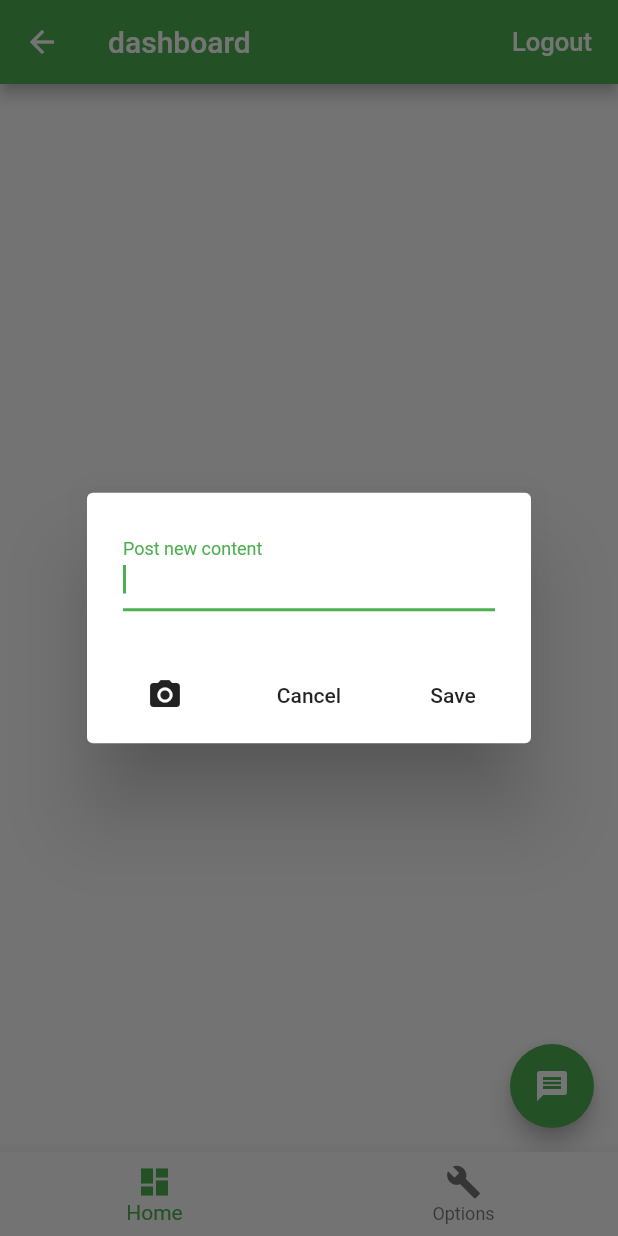
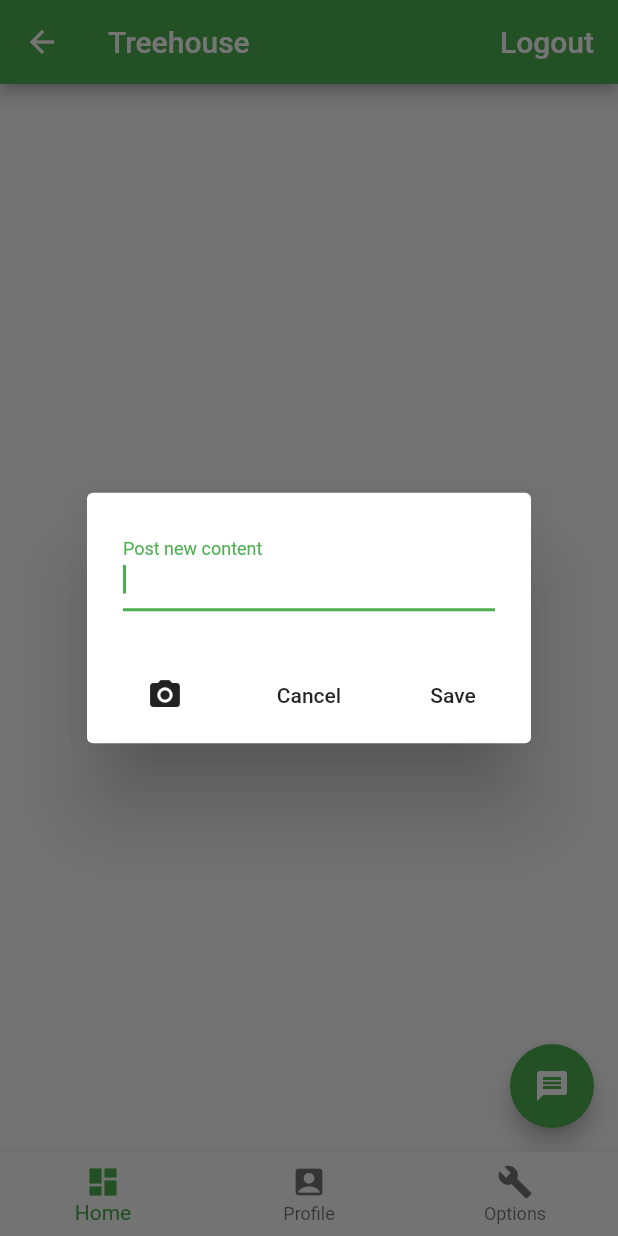
Before and after one commit to phand4/treehouse, a Flutter app: the BottomNavigationBarController screen opened directly, after a tap on the "message" icon, on a phone screen of 412 x 824 dp. Run offline on Flutter 3.47's test engine with Material 2 defaults, Android fonts, the phone set to English and light mode, and no system bars; our stand-ins replace cached_network_image, cloud_firestore, firebase_auth, firebase_database, firebase_storage, geolocator and 1 more; missing offline and left inert: geohash; accounts and stored records are empty; statements that could not run were skipped.

Commit message:
Builder swapped from Stream builder to futurebuilder. Profile page added.

```diff
--- a/lib/home.dart
+++ b/lib/home.dart
@@ -5,7 +5,7 @@ import 'package:flutter/material.dart';
 import 'dart:async';
 import 'package:intl/intl.dart';
 import './services/navigation.dart';
-import 'package:treehouse/models/dashboard.dart';
+import 'package:treehouse/models/user.dart';
 import 'package:geolocator/geolocator.dart';
 import './services/encodeGeoHash.dart';
 import 'package:geohash/geohash.dart';
@@ -28,7 +28,7 @@ class Home extends StatefulWidget{
 }
 
 class _HomeState extends State<Home>{
-  List<Dashboard> _dashboardList = [];
+  List<User> _dashboardList = [];
   File _image;
   var image;
 
@@ -54,11 +54,10 @@ class _HomeState extends State<Home>{
 //  }
 
 @override
-void initState() {
+void initState()  {
   super.initState();
 
-
-  _dashboardList = new List();
+    _dashboardList = new List();
 //  _dashboardQuery = _database
 //      .reference()
 //      .child("dashboard")
@@ -74,22 +73,6 @@ void initState() {
 
 
 
-//_onEntryAdded(Event event){
-//    setState(() {
-//      _dashboardList.add(Dashboard.fromSnapshot(event.snapshot));
-//    });
-//}
-
-//_onEntryChanged(realtime.Event event){
-//    var oldEntry = _dashboardList.singleWhere((entry){
-//      return entry.key == event.snapshot.key;
-//    });
-//
-//    setState(() {
-//      _dashboardList[_dashboardList.indexOf(oldEntry)] =
-//          Dashboard.fromSnapshot(event.snapshot);
-//    });
-//}
 
 //@override
 //void dispose(){
@@ -105,34 +88,6 @@ void initState() {
        });
      });
    }
-//   var altText;
-//   if(image != null){
-//     return AlertDialog(
-//       content: new Row(
-//         children: <Widget>[
-//           new Expanded(
-//             child: new TextField(
-//               controller: _textEditingController,
-//               autofocus: true,
-//               decoration: new InputDecoration(
-//                 labelText: 'Enter descriptive alternative text for the image.',
-//               ),
-//             ),
-//           )
-//         ],
-//       ),
-//         actions: <Widget>[
-//         new FlatButton(
-//           onPressed: (){
-//             return altText = _textEditingController.text.toString();
-//             },
-//           child: const Text('Save'),
-//        ),
-//    ]
-//     );
-//
-//   }
-
 
   signOut() async {
     try {
@@ -142,6 +97,7 @@ void initState() {
       print(e);
     }
   }
+
   showAddDashboardDialog(BuildContext context) async {
     _textEditingController.clear();
     await showDialog<String>(
@@ -221,25 +177,42 @@ void initState() {
     });
   }
 
+  getUserLoc() async {
+    Position location = await Geolocator().getCurrentPosition(desiredAccuracy: LocationAccuracy.high);
+    var geohash = Geohash.encode(location.latitude, location.longitude, codeLength: 10);
+    return geohash;
+  }
+
+  Future getList(var geohash) async{
+    //cloudDbReference;
+
+//    QuerySnapshot snap = await cloudDbReference.collection('dashboard').whereorderBy("posttime").getDocuments();
+    QuerySnapshot snap = await Firestore.instance
+        .collection('dashboard')
+        .orderBy('posttime', descending: true)
+        .where('geohash', isEqualTo: "gcddjn18egys")
+        .getDocuments();
+
+    return snap;
+  }
 
   Widget _showDashboardList() {
     final f = new DateFormat('yyyy-MM-dd hh:mm');
-    return StreamBuilder<QuerySnapshot>(
-      stream: cloudDbReference
-          .collection("dashboard")
-          .orderBy("posttime", descending: true)
-          .snapshots(),
-      builder: (BuildContext context, AsyncSnapshot<QuerySnapshot> snapshot) {
-        if (!snapshot.hasData) return const Text('Loading content...');
-        final int messageCount = snapshot.data.documents.length;
+    var geoHash = getUserLoc();
+    return FutureBuilder(
+      future: getList(geoHash),
+        builder: (_, _snapshot) {
+        if (!_snapshot.hasData) return const Text('Loading content...', textAlign: TextAlign.center,
+           style: TextStyle(fontSize: 30.0));
+        final int messageCount = _snapshot.data.documents.length;
         return ListView.separated(
           separatorBuilder: (context, index) => Divider(
             color: Colors.lightGreen,
           ),
           itemCount: messageCount,
           itemBuilder:(_, int index){
-            final DocumentSnapshot document = snapshot.data.documents[index];
-            final docID = snapshot.data.documents[index];
+            final DocumentSnapshot document = _snapshot.data.documents[index];
+            final docID = _snapshot.data.documents[index];
             final dynamic content = document['content'];
             final dynamic posttime = document['posttime'];
             if(document['photo'] == null){
@@ -247,7 +220,7 @@ void initState() {
             } else {
               image = document['photo'];
             }
-
+//
             DateTime dateTime = posttime.toDate();
             return Container(
                 margin: EdgeInsets.all(8.0),
@@ -269,8 +242,8 @@ void initState() {
 //                               image: image
 //                             ),
 //                           ),
-                           placeholder: (context, url) => CircularProgressIndicator(),
-                           errorWidget: (context, url, error) => Icon(Icons.error),
+                           //placeholder: (context, url) => CircularProgressIndicator(),
+                           //errorWidget: (context, url, error) => Icon(Icons.error),
                          ),
 //                         Image.network(
 //                          image,
@@ -296,9 +269,80 @@ void initState() {
         );
       }
       );
-}
+    }
+
+
+//    return StreamBuilder<QuerySnapshot>(
+//      stream:
+//      builder: (BuildContext context, AsyncSnapshot<QuerySnapshot> snapshot) {
+//        if (!snapshot.hasData) return const Text('Loading content...');
+//        final int messageCount = snapshot.data.documents.length;
+//        return ListView.separated(
+//          separatorBuilder: (context, index) => Divider(
+//            color: Colors.lightGreen,
+//          ),
+//          itemCount: messageCount,
+//          itemBuilder:(_, int index){
+//            final DocumentSnapshot document = snapshot.data.documents[index];
+//            final docID = snapshot.data.documents[index];
+//            final dynamic content = document['content'];
+//            final dynamic posttime = document['posttime'];
+//            if(document['photo'] == null){
+//              image = 'gs://treehouse-bdeca.appspot.com/uploads/Pure_White_181.jpg';
+//            } else {
+//              image = document['photo'];
+//            }
+//
+//            DateTime dateTime = posttime.toDate();
+//            return Container(
+//                margin: EdgeInsets.all(8.0),
+//               child: Card(
+//                   shape: RoundedRectangleBorder(borderRadius: BorderRadius.all(Radius.circular(8.0))),
+//                   child: InkWell(
+//                     onTap:() => print("Test"),
+//                     child: Column(
+//                       children: <Widget>[
+//                       ClipRRect(
+//                         borderRadius: BorderRadius.only(
+//                           topLeft: Radius.circular(8.0),
+//                           topRight: Radius.circular(8.0),
+//                         ),
+//                         child: CachedNetworkImage(
+//                           imageUrl: image,
+////                           imageBuilder: (context, imageProvider) => Container(
+////                             decoration: BoxDecoration(
+////                               image: image
+////                             ),
+////                           ),
+//                           placeholder: (context, url) => CircularProgressIndicator(),
+//                           errorWidget: (context, url, error) => Icon(Icons.error),
+//                         ),
+////                         Image.network(
+////                          image,
+////                          height: 150,
+////                        ),
+//                       ),
+//                         ListTile(
+//                           title: Text(
+//                             '$content',
+//                             style: TextStyle(fontSize: 20.0),
+//                           ),
+//                           subtitle: Text(
+//                             dateTime.toString(),
+//                             style: TextStyle(fontSize: 10.0),
+//                           ),
+//                         )
+//                     ]
+//                   )
+//                 )
+//            ),
+//            );
+//          }
+//        );
+//      }
+//      );
+
 //          itemBuilder: (_, int index) {
-
 
 
 
@@ -345,8 +389,7 @@ void initState() {
 //  return Center(
 //  child: Text(
 //  "There is no content in this area. ",
-//  textAlign: TextAlign.center,
-//  style: TextStyle(fontSize: 30.0),
+
 //  ));
 
 
@@ -363,4 +406,5 @@ void initState() {
     ));
 
   }
+
 }
--- a/lib/models/dashboard.dart
+++ /dev/null
@@ -1,29 +0,0 @@
-import 'package:firebase_database/firebase_database.dart';
-
-class Dashboard{
-  String key;
-  String userId;
-  String content;
-  String posttime;
-  String lat;
-  String long;
-  Dashboard(this.content, this.posttime, this.userId, this.lat, this.long );
-
-  Dashboard.fromSnapshot(DataSnapshot snapshot) :
-      key = snapshot.key,
-      userId = snapshot.value["userId"],
-      content = snapshot.value["content"],
-      posttime = snapshot.value["posttime"],
-      lat = snapshot.value["lat"],
-      long = snapshot.value["long"];
-
-  toJson(){
-    return{
-      "content" : content,
-      "userId" : userId,
-      "posttime" : posttime,
-      "lat" : lat,
-      "long" : long
-    };
-  }
-}
--- /dev/null
+++ b/lib/models/user.dart
@@ -0,0 +1,28 @@
+import 'package:firebase_database/firebase_database.dart';
+
+class User{
+  String key;
+  String userId;
+  String email;
+  String displayName;
+  String profilePicture;
+
+  User(this.userId, this.email, this.displayName, this.profilePicture );
+
+  User.fromSnapshot(DataSnapshot snapshot) :
+      key = snapshot.key,
+      userId = snapshot.value["userId"],
+      email = snapshot.value["email"],
+      displayName = snapshot.value["displayName"],
+      profilePicture = snapshot.value["profilePicture"];
+
+
+  toJson(){
+    return{
+      "email" : email,
+      "userId" : userId,
+      "displayName" : displayName,
+      "profilePicture" : profilePicture
+    };
+  }
+}
--- a/lib/services/navigation.dart
+++ b/lib/services/navigation.dart
@@ -1,11 +1,12 @@
 import 'package:flutter/material.dart';
 import 'package:treehouse/option.dart';
 import 'package:treehouse/home.dart';
+import 'package:treehouse/profile.dart';
 import 'package:treehouse/services/authentication.dart';
 import 'package:firebase_database/firebase_database.dart';
 import 'dart:async';
 import 'package:intl/intl.dart';
-import 'package:treehouse/models/dashboard.dart';
+import 'package:treehouse/models/user.dart';
 
 class BottomNavigationBarController extends StatefulWidget{
   BottomNavigationBarController({Key key, this.auth, this.userId, this.logoutCallback}) : super(key: key);
@@ -36,6 +37,9 @@ class _BottomNavigationBarControllerState extends State<BottomNavigationBarContr
     Home(
       key: PageStorageKey('Page1'),
     ),
+    Profile(
+      key: PageStorageKey('Page2'),
+    ),
     Option(
       key: PageStorageKey('Page2')
     ),
@@ -52,6 +56,8 @@ class _BottomNavigationBarControllerState extends State<BottomNavigationBarContr
       BottomNavigationBarItem(
         icon: Icon(Icons.dashboard), title: Text('Home')),
       BottomNavigationBarItem(
+          icon: Icon(Icons.account_box), title: Text('Profile')),
+      BottomNavigationBarItem(
         icon: Icon(Icons.build), title: Text('Options')),
     ],
   );
@@ -60,13 +66,13 @@ class _BottomNavigationBarControllerState extends State<BottomNavigationBarContr
   Widget build(BuildContext context){
     return Scaffold(
         appBar: AppBar(
-        title: Text("dashboard"),
+        title: Text("Treehouse"),
         actions: <Widget>[
           new FlatButton(
             onPressed: signOut,
 
             child: new Text('Logout',
-                style: new TextStyle(fontSize:  17.0, color: Colors.white)),
+                style: new TextStyle(fontSize:  20.0, color: Colors.white)),
           )
         ],
       ),
--- a/pubspec.yaml
+++ b/pubspec.yaml
@@ -28,6 +28,7 @@ dependencies:
   image_picker: ^0.6.4
   firebase_storage: ^3.1.5
   cached_network_image: ^2.0.0
+  pull_to_refresh: ^1.5.8
 
   cupertino_icons: ^0.1.2
 
```
Also changed, not shown: lib/profile.dart (+103 -6 lines), pubspec.lock.
